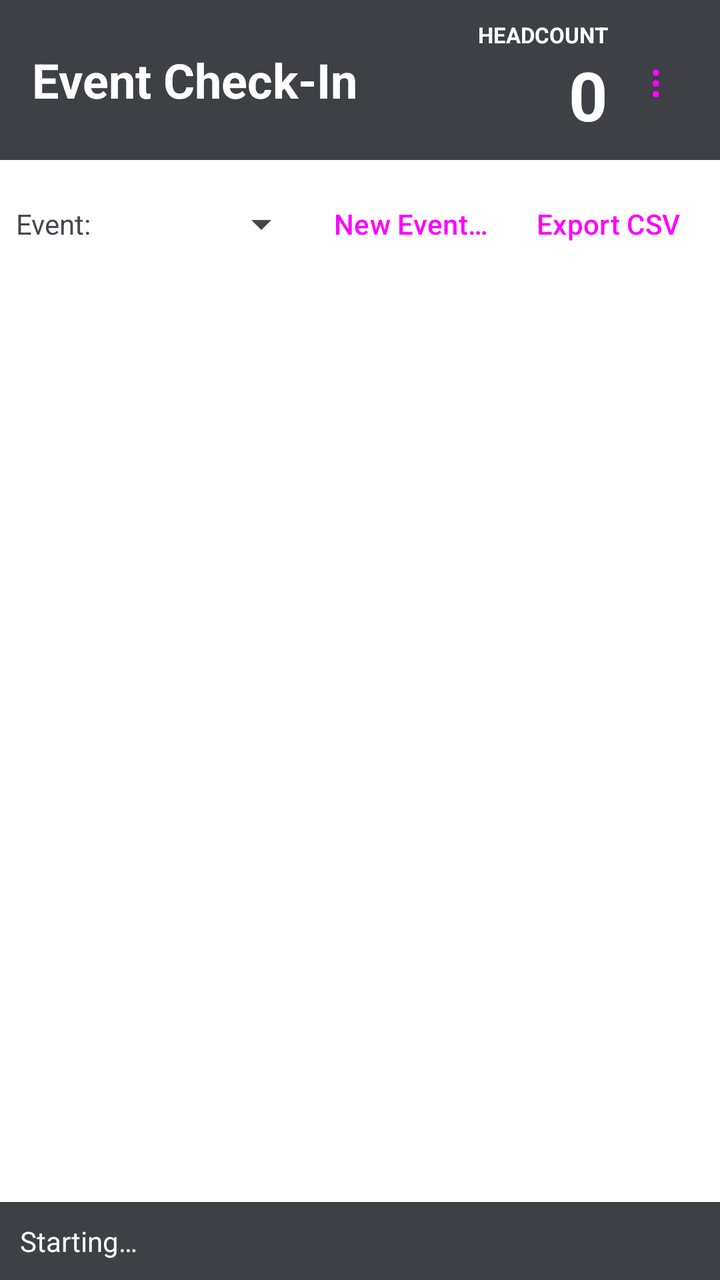
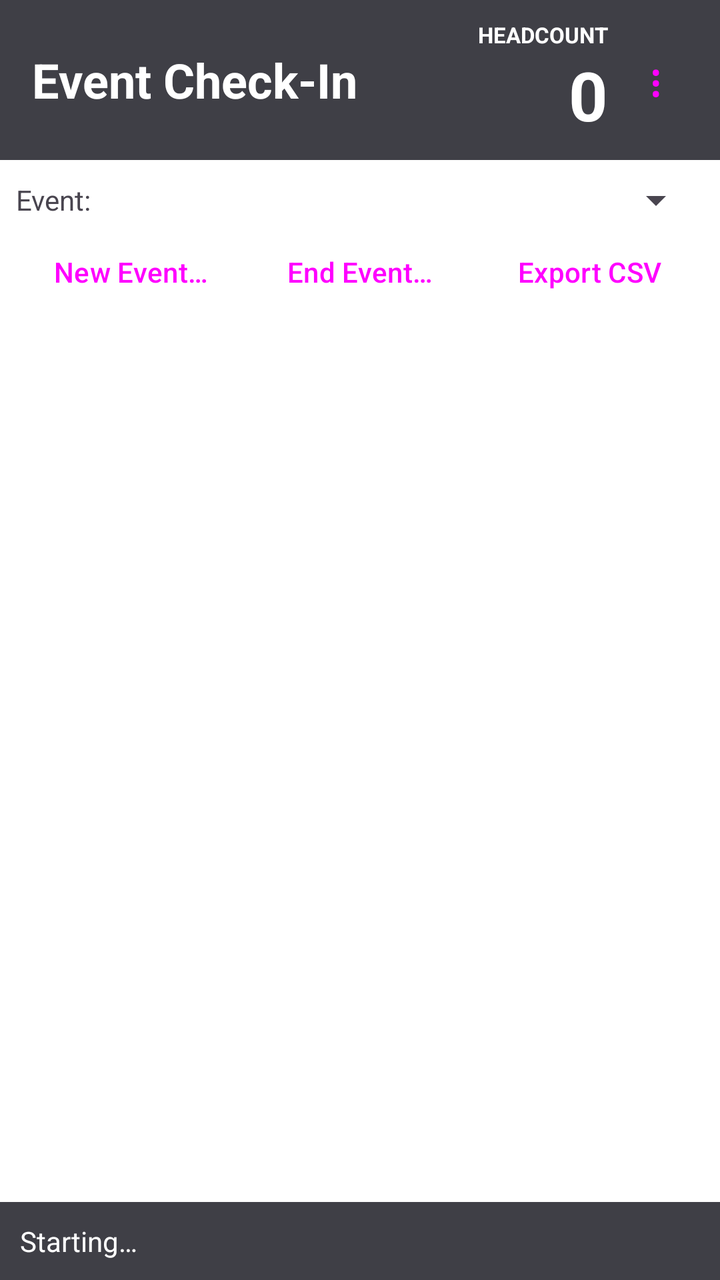

An Android layout rendered at two revisions. The XML below is the earlier revision; the diff shows what the commit changed to produce the second picture.
<!-- AndroidManifest.xml: application theme Theme.EventCheckIn -->
<!-- res/layout/activity_main.xml -->
<?xml version="1.0" encoding="utf-8"?>
<LinearLayout xmlns:android="http://schemas.android.com/apk/res/android"
    android:id="@+id/root"
    android:layout_width="match_parent"
    android:layout_height="match_parent"
    android:orientation="vertical">

    
    <LinearLayout
        android:id="@+id/header"
        android:layout_width="match_parent"
        android:layout_height="wrap_content"
        android:orientation="horizontal"
        android:gravity="center_vertical"
        android:background="@color/brand_primary"
        android:paddingStart="16dp"
        android:paddingEnd="8dp"
        android:paddingTop="10dp"
        android:paddingBottom="10dp">

        <ImageView
            android:id="@+id/logo"
            android:layout_width="wrap_content"
            android:layout_height="44dp"
            android:adjustViewBounds="true"
            android:maxWidth="180dp"
            android:layout_marginEnd="12dp"
            android:visibility="gone"
            android:contentDescription="@string/logo_description" />

        <TextView
            android:id="@+id/app_title"
            android:layout_width="0dp"
            android:layout_height="wrap_content"
            android:layout_weight="1"
            android:textSize="24sp"
            android:textStyle="bold"
            android:maxLines="2"
            android:ellipsize="end"
            android:textColor="@color/brand_on_primary"
            android:text="@string/app_name" />

        <LinearLayout
            android:layout_width="wrap_content"
            android:layout_height="wrap_content"
            android:orientation="vertical"
            android:gravity="end">

            <TextView
                android:id="@+id/headcount_label"
                android:layout_width="wrap_content"
                android:layout_height="wrap_content"
                android:textSize="11sp"
                android:textStyle="bold"
                android:textColor="@color/brand_on_primary"
                android:text="@string/headcount_label" />

            <TextView
                android:id="@+id/headcount"
                android:layout_width="wrap_content"
                android:layout_height="wrap_content"
                android:layout_gravity="end"
                android:textSize="34sp"
                android:textStyle="bold"
                android:textColor="@color/brand_on_primary"
                android:text="@string/zero" />
        </LinearLayout>

        
        <Button
            android:id="@+id/setup"
            style="@style/Widget.Material3.Button.TextButton"
            android:layout_width="48dp"
            android:layout_height="48dp"
            android:minWidth="48dp"
            android:insetLeft="0dp"
            android:insetRight="0dp"
            android:insetTop="0dp"
            android:insetBottom="0dp"
            android:paddingLeft="0dp"
            android:paddingRight="0dp"
            android:textSize="22sp"
            android:text="@string/setup_glyph"
            android:contentDescription="@string/setup_title" />
    </LinearLayout>

    <LinearLayout
        android:layout_width="match_parent"
        android:layout_height="wrap_content"
        android:orientation="horizontal"
        android:padding="8dp"
        android:gravity="center_vertical">

        <TextView
            android:id="@+id/event_label"
            android:layout_width="wrap_content"
            android:layout_height="wrap_content"
            android:text="@string/event_label"
            android:paddingEnd="8dp" />

        <Spinner
            android:id="@+id/event_spinner"
            android:layout_width="0dp"
            android:layout_height="wrap_content"
            android:layout_weight="1" />

        <Button
            android:id="@+id/new_event"
            style="@style/Widget.Material3.Button.TextButton"
            android:layout_width="wrap_content"
            android:layout_height="wrap_content"
            android:text="@string/new_event" />

        <Button
            android:id="@+id/export_csv"
            style="@style/Widget.Material3.Button.TextButton"
            android:layout_width="wrap_content"
            android:layout_height="wrap_content"
            android:text="@string/export_csv" />
    </LinearLayout>

    <ListView
        android:id="@+id/attendance"
        android:layout_width="match_parent"
        android:layout_height="0dp"
        android:layout_weight="1" />

    <TextView
        android:id="@+id/status"
        android:layout_width="match_parent"
        android:layout_height="wrap_content"
        android:background="@color/brand_primary"
        android:textColor="@color/brand_on_primary"
        android:padding="10dp"
        android:text="@string/status_starting" />
</LinearLayout>
<!-- resources referenced by this layout -->
<resources>
  <color name="brand_on_primary">#FFFFFF</color>
  <color name="brand_primary">#3F3F46</color>
  <string name="app_name">Event Check-In</string>
  <string name="event_label">Event:</string>
  <string name="export_csv">Export CSV</string>
  <string name="headcount_label">HEADCOUNT</string>
  <string name="logo_description">Organization logo</string>
  <string name="new_event">New Event…</string>
  <string name="setup_glyph">⋮</string>
  <string name="setup_title">Setup</string>
  <string name="status_starting">Starting…</string>
  <string name="zero">0</string>
  <style name="Theme.EventCheckIn" parent="Theme.Material3.Light.NoActionBar">
          <item name="colorPrimary">@color/brand_primary</item>
          <item name="colorOnPrimary">@color/brand_on_primary</item>
          <item name="android:windowBackground">@color/brand_background</item>
      </style>
  <color name="brand_background">#FFFFFF</color>
</resources>

<!-- the commit's change to res/layout/activity_main.xml (unified diff, before → after) -->
@@ -84,39 +84,62 @@
             android:contentDescription="@string/setup_title" />
     </LinearLayout>
 
+    
     <LinearLayout
         android:layout_width="match_parent"
         android:layout_height="wrap_content"
-        android:orientation="horizontal"
-        android:padding="8dp"
-        android:gravity="center_vertical">
+        android:orientation="vertical"
+        android:padding="8dp">
 
-        <TextView
-            android:id="@+id/event_label"
-            android:layout_width="wrap_content"
+        <LinearLayout
+            android:layout_width="match_parent"
             android:layout_height="wrap_content"
-            android:text="@string/event_label"
-            android:paddingEnd="8dp" />
+            android:orientation="horizontal"
+            android:gravity="center_vertical">
 
-        <Spinner
-            android:id="@+id/event_spinner"
-            android:layout_width="0dp"
+            <TextView
+                android:id="@+id/event_label"
+                android:layout_width="wrap_content"
+                android:layout_height="wrap_content"
+                android:text="@string/event_label"
+                android:paddingEnd="8dp" />
+
+            <Spinner
+                android:id="@+id/event_spinner"
+                android:layout_width="0dp"
+                android:layout_height="wrap_content"
+                android:layout_weight="1" />
+        </LinearLayout>
+
+        <LinearLayout
+            android:layout_width="match_parent"
             android:layout_height="wrap_content"
-            android:layout_weight="1" />
+            android:orientation="horizontal">
 
-        <Button
-            android:id="@+id/new_event"
-            style="@style/Widget.Material3.Button.TextButton"
-            android:layout_width="wrap_content"
-            android:layout_height="wrap_content"
-            android:text="@string/new_event" />
+            <Button
+                android:id="@+id/new_event"
+                style="@style/Widget.Material3.Button.TextButton"
+                android:layout_width="0dp"
+                android:layout_height="wrap_content"
+                android:layout_weight="1"
+                android:text="@string/new_event" />
 
-        <Button
-            android:id="@+id/export_csv"
-            style="@style/Widget.Material3.Button.TextButton"
-            android:layout_width="wrap_content"
-            android:layout_height="wrap_content"
-            android:text="@string/export_csv" />
+            <Button
+                android:id="@+id/end_event"
+                style="@style/Widget.Material3.Button.TextButton"
+                android:layout_width="0dp"
+                android:layout_height="wrap_content"
+                android:layout_weight="1"
+                android:text="@string/end_event" />
+
+            <Button
+                android:id="@+id/export_csv"
+                style="@style/Widget.Material3.Button.TextButton"
+                android:layout_width="0dp"
+                android:layout_height="wrap_content"
+                android:layout_weight="1"
+                android:text="@string/export_csv" />
+        </LinearLayout>
     </LinearLayout>
 
     <ListView
<!-- resource entries referenced after the edit -->
@@ -3,6 +3,7 @@
   <color name="brand_on_primary">#FFFFFF</color>
   <color name="brand_primary">#3F3F46</color>
   <string name="app_name">Event Check-In</string>
+  <string name="end_event">End Event…</string>
   <string name="event_label">Event:</string>
   <string name="export_csv">Export CSV</string>
   <string name="headcount_label">HEADCOUNT</string>
